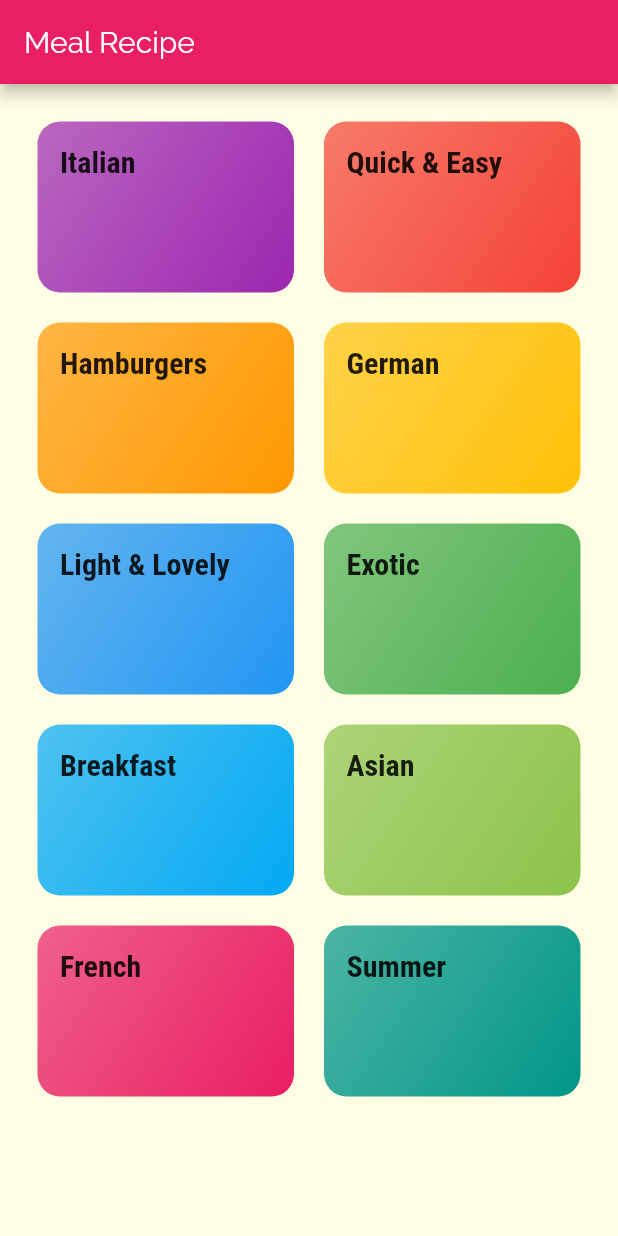
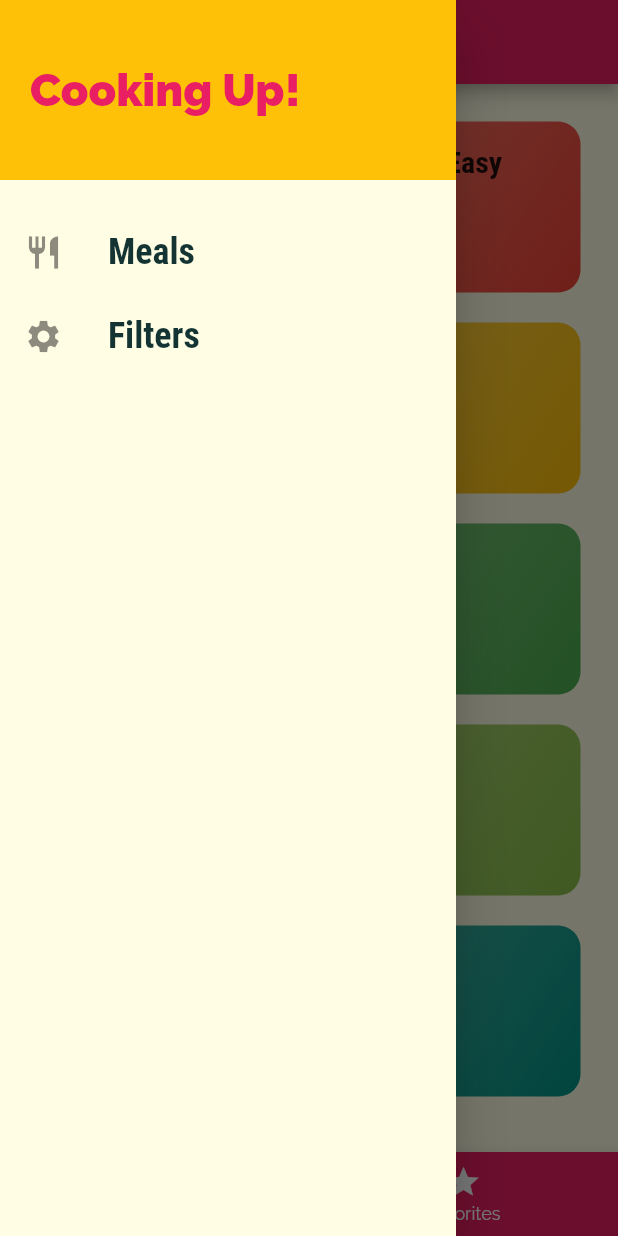
Before and after one commit to dthanhthai/MealRecipe, a Flutter app: the screen it shows after launch, with the side drawer open (before the commit the screen has no drawer), on a phone screen of 412 x 824 dp. Run offline on Flutter 3.47's test engine with Material 2 defaults, Android fonts, the phone set to English and light mode, and no system bars.

Commit message:
lesson 174

```diff
--- a/lib/main.dart
+++ b/lib/main.dart
@@ -1,7 +1,9 @@
 import 'package:flutter/material.dart';
 import 'package:mealrecipe/screens/categories_screen.dart';
 import 'package:mealrecipe/screens/category_meals_screen.dart';
+import 'package:mealrecipe/screens/filters_screen.dart';
 import 'package:mealrecipe/screens/meal_detail_screen.dart';
+import 'package:mealrecipe/screens/tabs_screen.dart';
 
 void main() {
   runApp(MyApp());
@@ -33,9 +35,10 @@ class MyApp extends StatelessWidget {
 //      home: CategoriesScreen(),
       initialRoute: '/',
       routes: {
-        '/': (ctx) => CategoriesScreen(),
+        '/': (ctx) => TabsScreen(),
         CategoryMealsScreen.routeName: (ctx) => CategoryMealsScreen(),
-        MealDetailScreen.routeName: (ctx) => MealDetailScreen()
+        MealDetailScreen.routeName: (ctx) => MealDetailScreen(),
+        FiltersScreen.routeName: (ctx) => FiltersScreen()
       },
 //      onGenerateRoute: (settings) {
 //        print(settings.arguments);
--- a/lib/screens/categories_screen.dart
+++ b/lib/screens/categories_screen.dart
@@ -5,11 +5,7 @@ import 'package:mealrecipe/dummy_data.dart';
 class CategoriesScreen extends StatelessWidget {
   @override
   Widget build(BuildContext context) {
-    return Scaffold(
-      appBar: AppBar(
-        title: Text('Meal Recipe'),
-      ),
-      body: GridView(
+    return GridView(
       padding: const EdgeInsets.all(25),
       children: DUMMY_CATEGORIES
           .map((cateData) => CategoryItem(
@@ -23,7 +19,6 @@ class CategoriesScreen extends StatelessWidget {
           childAspectRatio: 3 / 2,
           mainAxisSpacing: 20,
           crossAxisSpacing: 20),
-      ),
     );
   }
 }
--- /dev/null
+++ b/lib/screens/tabs_screen.dart
@@ -0,0 +1,55 @@
+import 'package:flutter/material.dart';
+import 'package:mealrecipe/screens/categories_screen.dart';
+import 'package:mealrecipe/screens/favorites_screen.dart';
+import 'package:mealrecipe/widgets/main_drawer.dart';
+
+class TabsScreen extends StatefulWidget {
+  @override
+  _TabsScreenState createState() => _TabsScreenState();
+}
+
+class _TabsScreenState extends State<TabsScreen> {
+  final List<Map<String, dynamic>> _page = [
+    {'page': CategoriesScreen(), 'title': 'Categories'},
+    {'page': FavoritesScreen(), 'title': 'Your Favorite'}
+  ];
+
+  int _selectedPageIndex = 0;
+
+  void _selectPage(int index) {
+    setState(() {
+      _selectedPageIndex = index;
+    });
+  }
+
+  @override
+  Widget build(BuildContext context) {
+    return Scaffold(
+      appBar: AppBar(
+        title: Text(_page[_selectedPageIndex]['title']),
+      ),
+      drawer: MainDrawer(),
+      body: _page[_selectedPageIndex]['page'],
+      bottomNavigationBar: BottomNavigationBar(
+        onTap: _selectPage,
+        backgroundColor: Theme.of(context).primaryColor,
+        unselectedItemColor: Colors.white,
+        selectedItemColor: Theme.of(context).accentColor,
+        currentIndex: _selectedPageIndex,
+        type: BottomNavigationBarType.fixed,
+        items: [
+          BottomNavigationBarItem(
+            backgroundColor: Theme.of(context).primaryColor,
+            icon: Icon(Icons.category),
+            title: Text('Cateogies'),
+          ),
+          BottomNavigationBarItem(
+            backgroundColor: Theme.of(context).primaryColor,
+            icon: Icon(Icons.star),
+            title: Text('Favorites'),
+          ),
+        ],
+      ),
+    );
+  }
+}
--- /dev/null
+++ b/lib/widgets/main_drawer.dart
@@ -0,0 +1,55 @@
+import 'package:flutter/material.dart';
+import 'package:mealrecipe/screens/filters_screen.dart';
+
+class MainDrawer extends StatelessWidget {
+  Widget buildListTile(String title, IconData icon, Function tapHandler) {
+    return ListTile(
+      leading: Icon(
+        icon,
+        size: 26,
+      ),
+      title: Text(
+        title,
+        style: TextStyle(
+          fontSize: 24,
+          fontWeight: FontWeight.bold,
+          fontFamily: 'RobotoCondensed',
+        ),
+      ),
+      onTap: tapHandler,
+    );
+  }
+
+  @override
+  Widget build(BuildContext context) {
+    return Drawer(
+      child: Column(
+        children: <Widget>[
+          Container(
+            height: 120,
+            width: double.infinity,
+            padding: EdgeInsets.all(20),
+            alignment: Alignment.centerLeft,
+            color: Theme.of(context).accentColor,
+            child: Text(
+              'Cooking Up!',
+              style: TextStyle(
+                  fontWeight: FontWeight.w900,
+                  fontSize: 30,
+                  color: Theme.of(context).primaryColor),
+            ),
+          ),
+          SizedBox(
+            height: 20,
+          ),
+          buildListTile('Meals', Icons.restaurant, () {
+            Navigator.of(context).pushReplacementNamed("/");
+          }),
+          buildListTile('Filters', Icons.settings, () {
+            Navigator.of(context).pushReplacementNamed(FiltersScreen.routeName);
+          }),
+        ],
+      ),
+    );
+  }
+}
```
Also changed, not shown: lib/screens/favorites_screen.dart (added, +10 -0 lines), lib/screens/filters_screen.dart (added, +17 -0 lines), lib/screens/meal_detail_screen.dart (+73 -4 lines). Lines whose indentation alone changed are shown as unchanged.
